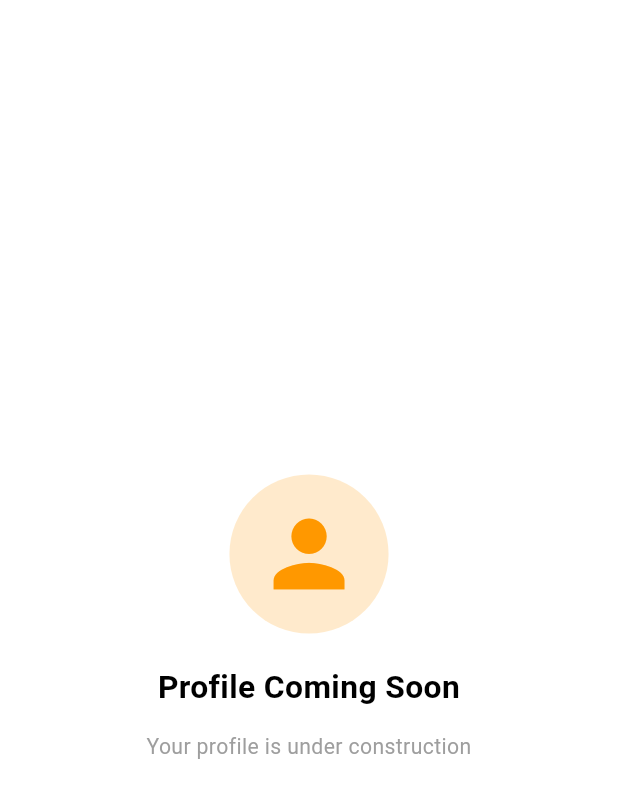
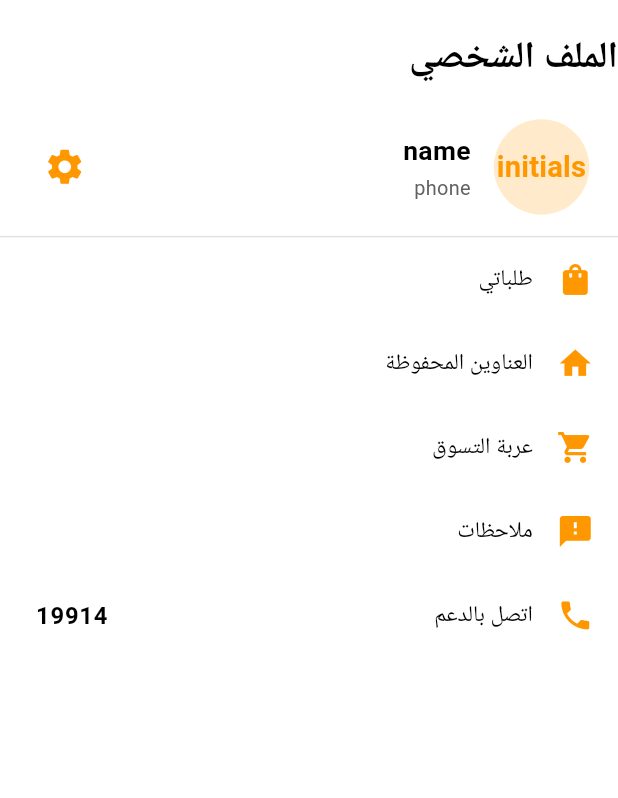
Before and after one commit to eslam-mah/meals_app, a Flutter app: the ProfileView screen opened by its route, on a phone screen of 412 x 824 dp. Shown: the top 798 px of the screen. Run offline on Flutter 3.47's test engine with Material 3 defaults, Android fonts, the phone set to English and light mode, and no system bars; our stand-ins replace equatable, firebase_core, flutter_bloc, flutter_screenutil, go_router, google_fonts and 2 more; accounts and stored records are empty; Roboto replaces fonts that are missing (Cairo).

Commit message:
ui changes 3

```diff
--- a/lib/core/router/app_router.dart
+++ b/lib/core/router/app_router.dart
@@ -5,6 +5,7 @@ import 'package:meals_app/features/home/main_router.dart';
 import 'package:meals_app/features/location/location_router.dart';
 import 'package:meals_app/features/profile/profile_router.dart';
 import 'package:meals_app/features/onboarding/view/views/onboarding_screen.dart';
+import 'package:meals_app/features/settings/settings_router.dart';
 
 class AppRouter {
   static Map<String, WidgetBuilder> routes = {
@@ -24,6 +25,7 @@ class AppRouter {
       ...AuthenticationRouter.goRoutes,
       ...LocationRouter.goRoutes,
       ...ProfileRouter.goRoutes,
+      ...SettingsRouter.goRoutes,
     ],
   );
 }
--- a/lib/features/home/view/views/profile_view.dart
+++ b/lib/features/home/view/views/profile_view.dart
@@ -1,5 +1,8 @@
 import 'package:flutter/material.dart';
 import 'package:flutter_screenutil/flutter_screenutil.dart';
+import 'package:meals_app/core/config/colors_box.dart';
+import 'package:meals_app/features/home/view/widgets/profile_header.dart';
+import 'package:meals_app/generated/l10n.dart';
 
 class ProfileView extends StatelessWidget {
     static const String profilePath = '/profile';
@@ -8,42 +11,71 @@ class ProfileView extends StatelessWidget {
 
   @override
   Widget build(BuildContext context) {
+    final localization = S.of(context);
     return Scaffold(
       backgroundColor: Colors.white,
       body: SafeArea(
-        child: Center(
         child: Column(
-            mainAxisAlignment: MainAxisAlignment.center,
+          crossAxisAlignment: CrossAxisAlignment.start,
           children: [
-              CircleAvatar(
-                radius: 60.r,
-                backgroundColor: Colors.orange.withOpacity(0.2),
-                child: Icon(
-                  Icons.person,
-                  size: 80.r,
-                  color: Colors.orange,
+            Padding(
+              padding: EdgeInsets.only(left: 20.w, top: 24.h, bottom: 8.h),
+              child: Text(
+                localization.profile,
+                style: TextStyle(
+                  fontSize: 28.sp,
+                  fontWeight: FontWeight.bold,
+                  color: Colors.black,
                 ),
               ),
-              SizedBox(height: 24.h),
-              Text(
-                'Profile Coming Soon',
+            ),
+            ProfileHeader(
+
+            ),
+            Divider(height: 1, color: Colors.grey.shade300),
+            Expanded(
+              child: ListView(
+                children: [
+                  ListTile(
+                    leading: Icon(Icons.shopping_bag, color: ColorsBox.primaryColor, size: 28.r),
+                    title: Text(localization.myOrders, style: TextStyle(fontSize: 17.sp)),
+                    onTap: () {},
+                  ),
+                  ListTile(
+                    leading: Icon(Icons.home, color: ColorsBox.primaryColor, size: 28.r),
+                    title: Text(localization.savedAddresses, style: TextStyle(fontSize: 17.sp)),
+                    onTap: () {},
+                  ),
+                  ListTile(
+                    leading: Icon(Icons.shopping_cart, color: ColorsBox.primaryColor, size: 28.r),
+                    title: Text(localization.cart, style: TextStyle(fontSize: 17.sp)),
+                    onTap: () {},
+                  ),
+
+                  ListTile(
+                    leading: Icon(Icons.feedback, color: ColorsBox.primaryColor, size: 28.r),
+                    title: Text(localization.feedback, style: TextStyle(fontSize: 17.sp)),
+                    onTap: () {},
+                  ),
+                  ListTile(
+                    leading: Icon(Icons.phone, color: ColorsBox.primaryColor, size: 28.r),
+                    title: Text(localization.callSupport, style: TextStyle(fontSize: 17.sp)),
+                    trailing: Text(
+                      '19914',
                       style: TextStyle(
-                  fontSize: 24.sp,
                         fontWeight: FontWeight.bold,
+                        fontSize: 18.sp,
+                        color: Colors.black,
                       ),
                     ),
-              SizedBox(height: 16.h),
-              Text(
-                'Your profile is under construction',
-                style: TextStyle(
-                  fontSize: 16.sp,
-                  color: Colors.grey,
+                    onTap: () {},
+                  ),
+                ],
               ),
             ),
           ],
         ),
       ),
-      ),
     );
   }
 }
--- a/lib/features/home/view/widgets/meal_card.dart
+++ b/lib/features/home/view/widgets/meal_card.dart
@@ -1,5 +1,6 @@
 import 'package:flutter/material.dart';
 import 'package:flutter_screenutil/flutter_screenutil.dart';
+import 'package:meals_app/core/config/colors_box.dart';
 
 class MealCard extends StatelessWidget {
   const MealCard({
@@ -82,7 +83,7 @@ class MealCard extends StatelessWidget {
                     width: 40.w,
                     height: 40.h,
                     decoration: BoxDecoration(
-                      color: Colors.orange,
+                      color: ColorsBox.primaryColor,
                       shape: BoxShape.circle,
                     ),
                     child: Icon(
--- /dev/null
+++ b/lib/features/home/view/widgets/profile_header.dart
@@ -0,0 +1,70 @@
+import 'package:flutter/material.dart';
+import 'package:flutter_screenutil/flutter_screenutil.dart';
+import 'package:go_router/go_router.dart';
+import 'package:meals_app/core/config/colors_box.dart';
+import 'package:meals_app/features/settings/view/views/settings_view.dart';
+import 'package:meals_app/generated/l10n.dart';
+
+class ProfileHeader extends StatelessWidget {
+
+
+  const ProfileHeader({
+    super.key,
+
+  });
+
+  @override
+  Widget build(BuildContext context) {
+    final localization = S.of(context);
+    return Padding(
+      padding: EdgeInsets.symmetric(horizontal: 20.w, vertical: 16.h),
+      child: Row(
+        crossAxisAlignment: CrossAxisAlignment.center,
+        children: [
+          CircleAvatar(
+            radius: 36.r,
+            backgroundColor: ColorsBox.primaryColor.withOpacity(0.2),
+            child: Text(
+              'initials',
+              style: TextStyle(
+                color: ColorsBox.primaryColor,
+                fontWeight: FontWeight.bold,
+                fontSize: 22.sp,
+              ),
+            ),
+          ),
+          SizedBox(width: 16.w),
+          Column(
+            crossAxisAlignment: CrossAxisAlignment.start,
+            children: [
+              Text(
+                'name',
+                style: TextStyle(
+                  fontSize: 20.sp,
+                  fontWeight: FontWeight.bold,
+                  color: Colors.black,
+                ),
+              ),
+              SizedBox(height: 4.h),
+              Text(
+                'phone',
+                style: TextStyle(
+                  fontSize: 15.sp,
+                  color: Colors.grey.shade700,
+                ),
+              ),
+            ],
+          ),
+          const Spacer(),
+          IconButton(
+            icon: Icon(Icons.settings, color: ColorsBox.primaryColor, size: 32.r),
+            onPressed: (){
+              GoRouter.of(context).push(SettingsView.settingsPath);
+            },
+            tooltip: localization.profile,
+          ),
+        ],
+      ),
+    );
+  }
+}
--- a/lib/features/location/view/views/location_access_screen.dart
+++ b/lib/features/location/view/views/location_access_screen.dart
@@ -2,7 +2,7 @@ import 'package:flutter/material.dart';
 import 'package:flutter_screenutil/flutter_screenutil.dart';
 import 'package:go_router/go_router.dart';
 import 'package:meals_app/core/main_widgets/custom_button.dart';
-import 'package:meals_app/features/profile/view/views/edit_profile_screen.dart';
+import 'package:meals_app/features/profile/view/views/add_profile_details_screen.dart';
 import 'package:meals_app/generated/l10n.dart';
 
 class LocationAccessScreen extends StatelessWidget {
@@ -44,7 +44,7 @@ class LocationAccessScreen extends StatelessWidget {
                 color: theme.colorScheme.primary,
                 width: double.infinity,
                 onTap: () {
-                  GoRouter.of(context).go(EditProfileScreen.routeName);
+                  GoRouter.of(context).go(AddProfileDetailsScreen.routeName);
                 },
               ),
 
--- a/lib/features/profile/profile_router.dart
+++ b/lib/features/profile/profile_router.dart
@@ -1,11 +1,11 @@
 import 'package:go_router/go_router.dart';
-import 'package:meals_app/features/profile/view/views/edit_profile_screen.dart';
+import 'package:meals_app/features/profile/view/views/add_profile_details_screen.dart';
 
 class ProfileRouter {
   static final List<GoRoute> goRoutes = [
     GoRoute(
-      path: EditProfileScreen.routeName,
-      builder: (context, state) => const EditProfileScreen(),
+      path: AddProfileDetailsScreen.routeName,
+      builder: (context, state) => const AddProfileDetailsScreen(),
     ),
   ];
 }
--- /dev/null
+++ b/lib/features/settings/settings_router.dart
@@ -0,0 +1,11 @@
+import 'package:go_router/go_router.dart';
+import 'package:meals_app/features/settings/view/views/settings_view.dart';
+
+class SettingsRouter {
+  static final List<GoRoute> goRoutes = [
+    GoRoute(
+      path: SettingsView.settingsPath,
+      builder: (context, state) => const SettingsView(),
+    ),
+  ];
+}
--- a/lib/l10n/intl_ar.arb
+++ b/lib/l10n/intl_ar.arb
@@ -16,7 +16,7 @@
   "verificationCodeSent": "تم إرسال رمز التحقق إلى هاتفك المحمول",
   "didntReceiveCode": "لم تتلق رمز التحقق؟",
   "theRealThing": "الشيء الحقيقي.",
-  "termsAndConditions": "الشروط والاتفاقيات",
+  "termsAndConditions": "الشروط والأحكام",
   "english": "English",
   "arabic": "العربية",
   "phoneNumberRequired": "الرجاء إدخال رقم الهاتف",
@@ -84,5 +84,21 @@
   "recommendedDescription": "الأطباق التي يحبها عملاؤنا أكثر. جرب خياراتنا الأكثر شعبية والتي ستلبي رغباتك بالتأكيد!",
   "home": "الرئيسية",
   "menu": "القائمة",
-  "profile": "الملف الشخصي"
+  "profile": "الملف الشخصي",
+  "myOrders": "طلباتي",
+  "savedAddresses": "العناوين المحفوظة",
+  "cart": "عربة التسوق",
+  "loyaltyPoints": "نقاط الولاء",
+  "feedback": "ملاحظات",
+  "callSupport": "اتصل بالدعم",
+  "settings": "الإعدادات",
+  "accountDetails": "تفاصيل الحساب",
+  "accountInfo": "معلومات الحساب",
+  "changePassword": "تغيير كلمة المرور",
+  "preferences": "التفضيلات",
+  "language": "اللغة",
+  "termsAndConditions": "الشروط والأحكام",
+  "privacyPolicy": "سياسة الخصوصية",
+  "appVersion": "إصدار التطبيق",
+  "logout": "تسجيل الخروج"
 }
--- a/pubspec.yaml
+++ b/pubspec.yaml
@@ -40,9 +40,11 @@ dependencies:
     sdk: flutter
   flutter_native_splash: ^2.4.6
   flutter_screenutil: ^5.9.3
+  font_awesome_flutter: ^10.8.0
   go_router: ^15.1.2
   google_fonts: ^6.2.1
-  intl: ^0.19.0
+  intl: ^0.20.2
+  lottie: ^3.3.1
   pinput: ^5.0.1
   shared_preferences: ^2.2.2
 
```
Also changed, not shown: lib/features/profile/view/views/add_profile_details_screen.dart (renamed from lib/features/profile/view/views/edit_profile_screen.dart, +5 -5 lines), lib/features/settings/view/views/settings_view.dart (added, +53 -0 lines), lib/features/settings/view/widgets/settings_list_item.dart (added, +20 -0 lines), lib/features/settings/view/widgets/settings_section_header.dart (added, +32 -0 lines), lib/l10n/intl_en.arb (+17 -1 lines), lib/features/cart/cart_router.dart (added), lib/features/feedback/feedback_router.dart (added), lib/features/orders_history/orders_history_router.dart (added), lib/features/saved_addresses/saved_addresses_router.dart (added), lib/generated/intl/messages_ar.dart, lib/generated/intl/messages_en.dart, lib/generated/l10n.dart, pubspec.lock. Lines whose indentation alone changed are shown as unchanged.
